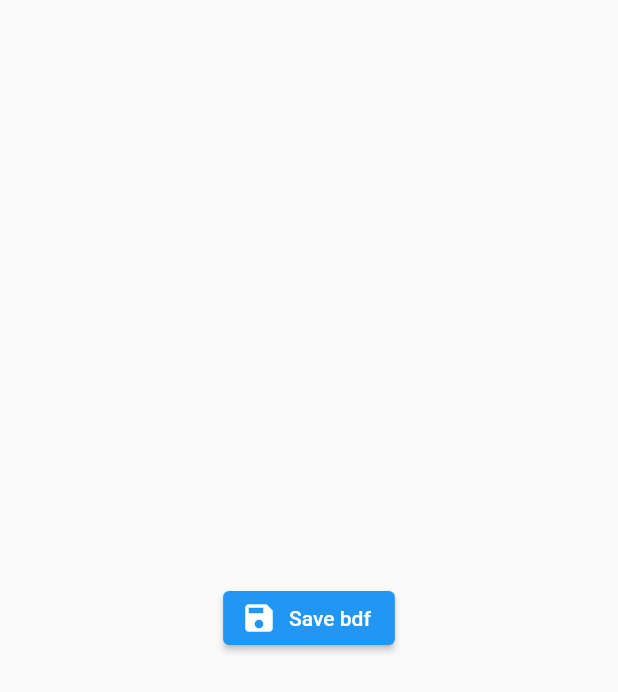
After one commit to Modather-ali/flutter_training_projects, a Flutter app: the screen it shows after launch, after a tap on "Save bdf", on a phone screen of 412 x 824 dp. The commit adds this screen. Shown: the top 692 px of the screen. Run offline on Flutter 3.47's test engine with Material 2 defaults, Android fonts, the phone set to English and light mode, and no system bars; our stand-ins replace pdf; missing offline and left inert: syncfusion_flutter_pdfviewer.

Commit message:
new update

```diff
--- /dev/null
+++ b/bdf_office/lib/screens/write_pdf.dart
@@ -0,0 +1,50 @@
+import 'dart:developer';
+
+import 'package:path_provider/path_provider.dart';
+import 'package:flutter/material.dart';
+import 'package:pdf/widgets.dart' as pw;
+import 'package:pdf/pdf.dart';
+import 'dart:io';
+
+class WritePdf extends StatefulWidget {
+  const WritePdf({super.key});
+
+  @override
+  State<WritePdf> createState() => _WritePdfState();
+}
+
+class _WritePdfState extends State<WritePdf> {
+  final pdf = pw.Document();
+  _writePdf() async {
+    final file = File("example.pdf");
+
+    pdf.addPage(pw.Page(
+        pageFormat: PdfPageFormat.a4,
+        build: (pw.Context context) {
+          return pw.Center(
+            child: pw.Text("Hello World"),
+          );
+        }));
+    await file.writeAsBytes(await pdf.save());
+  }
+
+  @override
+  Widget build(BuildContext context) {
+    return Scaffold(
+      body: Center(
+        child: ElevatedButton.icon(
+            onPressed: () async {
+              // _writePdf();
+              Directory tempDir = await getTemporaryDirectory();
+              String tempPath = tempDir.path;
+
+              Directory appDocDir = await getApplicationDocumentsDirectory();
+              String appDocPath = appDocDir.path;
+              log("Temporary Directory: $tempPath\nApplication Documents Directory: $appDocPath");
+            },
+            icon: const Icon(Icons.save),
+            label: const Text("Save bdf")),
+      ),
+    );
+  }
+}
--- a/bdf_office/pubspec.yaml
+++ b/bdf_office/pubspec.yaml
@@ -37,6 +37,8 @@ dependencies:
   # Use with the CupertinoIcons class for iOS style icons.
   cupertino_icons: ^1.0.2
   syncfusion_flutter_pdfviewer: ^20.2.46-beta
+  pdf: ^3.8.3
+  path_provider: ^2.0.11
 
 dev_dependencies:
   flutter_test:
@@ -62,7 +64,7 @@ flutter:
 
   # To add assets to your application, add an assets section, like this:
   assets:
-    - assets/bdfs/
+    - assets/pdfs/
 
   # An image asset can refer to one or more resolution-specific "variants", see
   # https://flutter.dev/assets-and-images/#resolution-aware
```
Also changed, not shown: bdf_office/lib/main.dart (+6 -4 lines), bdf_office/lib/screens/bdf_view.dart (deleted, +0 -14 lines), bdf_office/lib/screens/pdf_viewer.dart (added, +39 -0 lines), bdf_office/pubspec.lock, 2 other files.
